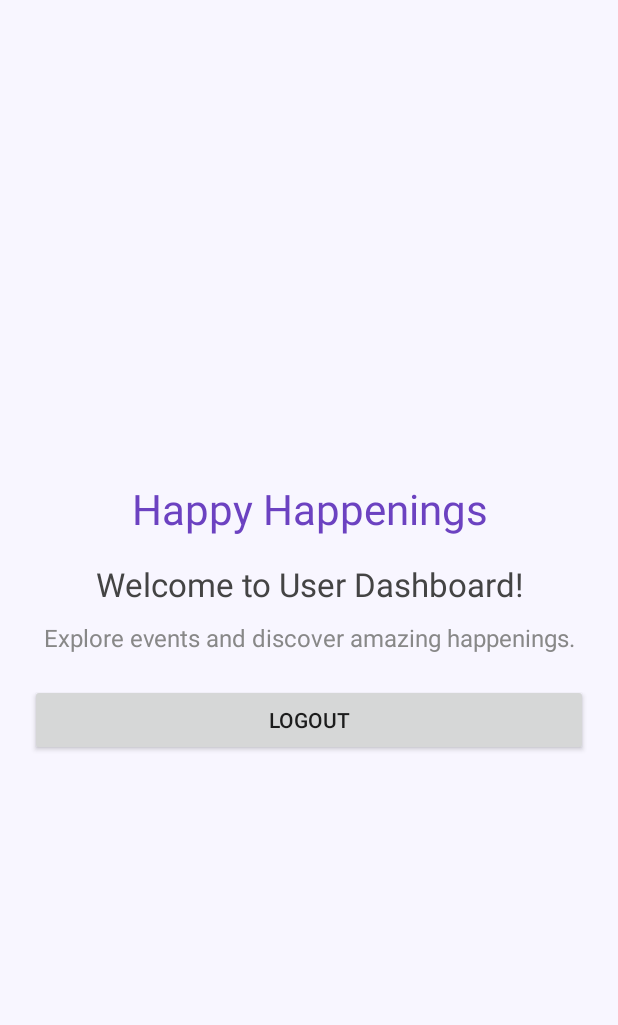
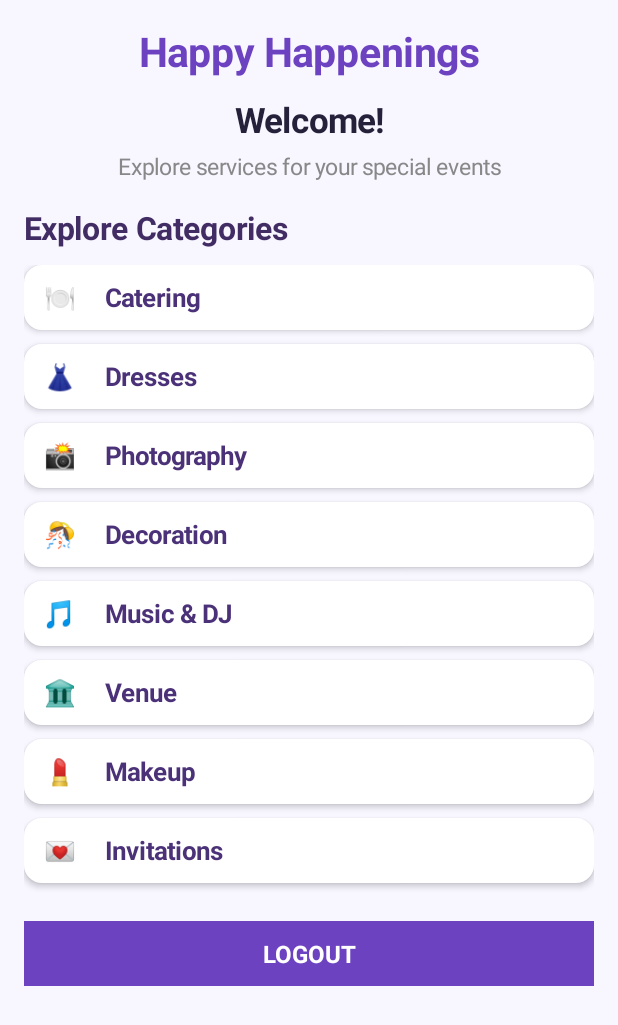
Before and after one commit to Archi2823/HappyHappenings, an Android app built with Jetpack Compose: the UserDashboardActivity screen opened directly, with no data from a screen before it, on a phone screen of 412 x 824 dp. Shown: the top 1025 px of the screen. Run offline under Robolectric (Android 15) with nearby library versions, the phone set to English and light mode, and no system bars; our stand-ins replace Firebase (no records; nobody signed in at launch, a user with empty details on screens opened directly).

Commit message:
implemented Static/dynamic list of categories

```diff
--- a/app/src/main/java/com/archi/happyhappenings/UserDashboardActivity.java
+++ b/app/src/main/java/com/archi/happyhappenings/UserDashboardActivity.java
@@ -1,67 +1,190 @@
+
 package com.archi.happyhappenings;
 
 import android.app.Activity;
 import android.content.Intent;
 import android.graphics.Color;
+import android.graphics.Typeface;
+import android.graphics.drawable.GradientDrawable;
 import android.os.Bundle;
 import android.view.Gravity;
-import android.widget.Button;
 import android.widget.LinearLayout;
+import android.widget.ScrollView;
 import android.widget.TextView;
+import android.widget.Toast;
 
 import com.google.firebase.auth.FirebaseAuth;
 
 public class UserDashboardActivity extends Activity {
 
+    private LinearLayout categoryContainer;
+
+    private final String[] categories = {
+            "Catering",
+            "Dresses",
+            "Photography",
+            "Decoration",
+            "Music & DJ",
+            "Venue",
+            "Makeup",
+            "Invitations"
+    };
+
+    private final String[] categoryIcons = {
+            "🍽️",
+            "👗",
+            "📸",
+            "🎊",
+            "🎵",
+            "🏛️",
+            "💄",
+            "💌"
+    };
+
     @Override
     protected void onCreate(Bundle savedInstanceState) {
         super.onCreate(savedInstanceState);
 
-        LinearLayout layout = new LinearLayout(this);
-        layout.setOrientation(LinearLayout.VERTICAL);
-        layout.setGravity(Gravity.CENTER);
-        layout.setPadding(30, 30, 30, 30);
-        layout.setBackgroundColor(Color.rgb(248, 246, 255));
+        // Main ScrollView
+        ScrollView scrollView = new ScrollView(this);
+        scrollView.setFillViewport(true);
+        scrollView.setBackgroundColor(Color.rgb(248, 246, 255));
 
+        // Main Layout
+        LinearLayout mainLayout = new LinearLayout(this);
+        mainLayout.setOrientation(LinearLayout.VERTICAL);
+        mainLayout.setPadding(24, 24, 24, 24);
+
+        // App Title
         TextView title = new TextView(this);
         title.setText("Happy Happenings");
-        title.setTextSize(28);
+        title.setTextSize(27);
         title.setTextColor(Color.rgb(108, 66, 193));
+        title.setTypeface(null, Typeface.BOLD);
         title.setGravity(Gravity.CENTER);
-        title.setPadding(0, 0, 0, 25);
+        title.setPadding(0, 0, 0, 18);
 
+        // Welcome Text
         TextView welcome = new TextView(this);
-        welcome.setText("Welcome to User Dashboard!");
-        welcome.setTextSize(22);
-        welcome.setTextColor(Color.DKGRAY);
+        welcome.setText("Welcome!");
+        welcome.setTextSize(23);
+        welcome.setTextColor(Color.rgb(37, 33, 58));
+        welcome.setTypeface(null, Typeface.BOLD);
         welcome.setGravity(Gravity.CENTER);
-        welcome.setPadding(0, 0, 0, 15);
+        welcome.setPadding(0, 0, 0, 8);
 
-        TextView description = new TextView(this);
-        description.setText("Explore events and discover amazing happenings.");
-        description.setTextSize(16);
-        description.setTextColor(Color.GRAY);
-        description.setGravity(Gravity.CENTER);
-        description.setPadding(0, 0, 0, 30);
+        // Subtitle
+        TextView subtitle = new TextView(this);
+        subtitle.setText("Explore services for your special events");
+        subtitle.setTextSize(15);
+        subtitle.setTextColor(Color.GRAY);
+        subtitle.setGravity(Gravity.CENTER);
+        subtitle.setPadding(0, 0, 0, 24);
 
-        Button logout = new Button(this);
-        logout.setText("Logout");
+        // Categories Heading
+        TextView categoryHeading = new TextView(this);
+        categoryHeading.setText("Explore Categories");
+        categoryHeading.setTextSize(21);
+        categoryHeading.setTextColor(Color.rgb(65, 45, 100));
+        categoryHeading.setTypeface(null, Typeface.BOLD);
+        categoryHeading.setPadding(0, 0, 0, 16);
 
-        layout.addView(title);
-        layout.addView(welcome);
-        layout.addView(description);
-        layout.addView(logout);
+        // Category Container
+        categoryContainer = new LinearLayout(this);
+        categoryContainer.setOrientation(LinearLayout.VERTICAL);
 
-        setContentView(layout);
+        // Add Categories
+        for (int i = 0; i < categories.length; i++) {
+            addCategory(categories[i], categoryIcons[i]);
+        }
+
+        // Logout
+        TextView logout = new TextView(this);
+        logout.setText("LOGOUT");
+        logout.setTextSize(16);
+        logout.setTextColor(Color.WHITE);
+        logout.setTypeface(null, Typeface.BOLD);
+        logout.setGravity(Gravity.CENTER);
+        logout.setPadding(0, 16, 0, 16);
+        logout.setBackgroundColor(Color.rgb(108, 66, 193));
+
+        LinearLayout.LayoutParams logoutParams =
+                new LinearLayout.LayoutParams(
+                        LinearLayout.LayoutParams.MATCH_PARENT,
+                        LinearLayout.LayoutParams.WRAP_CONTENT
+                );
+
+        logoutParams.setMargins(0, 24, 0, 12);
+        logout.setLayoutParams(logoutParams);
 
         logout.setOnClickListener(v -> {
+
             FirebaseAuth.getInstance().signOut();
 
-            Intent intent = new Intent(this, LoginActivity.class);
-            intent.setFlags(Intent.FLAG_ACTIVITY_NEW_TASK
-                    | Intent.FLAG_ACTIVITY_CLEAR_TASK);
+            Intent intent = new Intent(
+                    UserDashboardActivity.this,
+                    LoginActivity.class
+            );
+
+            intent.setFlags(
+                    Intent.FLAG_ACTIVITY_NEW_TASK |
+                            Intent.FLAG_ACTIVITY_CLEAR_TASK
+            );
+
             startActivity(intent);
             finish();
         });
+
+        // Add Views
+        mainLayout.addView(title);
+        mainLayout.addView(welcome);
+        mainLayout.addView(subtitle);
+        mainLayout.addView(categoryHeading);
+        mainLayout.addView(categoryContainer);
+        mainLayout.addView(logout);
+
+        scrollView.addView(mainLayout);
+        setContentView(scrollView);
+    }
+
+    // Create Category Card
+    private void addCategory(String category, String icon) {
+
+        TextView categoryCard = new TextView(this);
+
+        categoryCard.setText(icon + "     " + category);
+        categoryCard.setTextSize(17);
+        categoryCard.setTextColor(Color.rgb(75, 50, 120));
+        categoryCard.setTypeface(null, Typeface.BOLD);
+        categoryCard.setGravity(Gravity.CENTER_VERTICAL);
+        categoryCard.setPadding(20, 0, 20, 0);
+
+        // White card background with rounded corners
+        GradientDrawable background = new GradientDrawable();
+        background.setColor(Color.WHITE);
+        background.setCornerRadius(18);
+
+        categoryCard.setBackground(background);
+        categoryCard.setElevation(4);
+
+        LinearLayout.LayoutParams params =
+                new LinearLayout.LayoutParams(
+                        LinearLayout.LayoutParams.MATCH_PARENT,
+                        65
+                );
+
+        params.setMargins(0, 0, 0, 14);
+        categoryCard.setLayoutParams(params);
+
+        // Category click
+        categoryCard.setOnClickListener(v ->
+                Toast.makeText(
+                        UserDashboardActivity.this,
+                        category + " selected",
+                        Toast.LENGTH_SHORT
+                ).show()
+        );
+
+        categoryContainer.addView(categoryCard);
     }
 }
```
